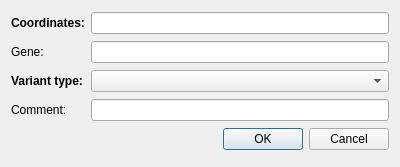
Above: src/GSvar/CausalVariantEditDialog.ui from imgag/ngs-bits before the change. Below: the same form after it.
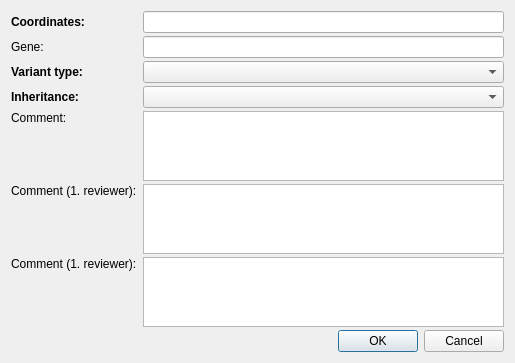
That is the form after the change.

Commit message: src/GSvar/CausalVariantEditDialog.*: added reviewer comments and inheritance to GUI and updated layout

The edit to the form file:
```diff
--- a/src/GSvar/CausalVariantEditDialog.ui
+++ b/src/GSvar/CausalVariantEditDialog.ui
@@ -6,18 +6,21 @@
    <rect>
     <x>0</x>
     <y>0</y>
-    <width>400</width>
-    <height>167</height>
+    <width>515</width>
+    <height>355</height>
    </rect>
   </property>
   <property name="windowTitle">
    <string>Dialog</string>
   </property>
   <layout class="QGridLayout" name="gridLayout">
-   <item row="8" column="1">
-    <widget class="QLineEdit" name="le_comment"/>
+   <property name="spacing">
+    <number>3</number>
+   </property>
+   <item row="6" column="1">
+    <widget class="QComboBox" name="cb_type"/>
    </item>
-   <item row="9" column="1">
+   <item row="11" column="1">
     <widget class="QDialogButtonBox" name="buttonBox">
      <property name="orientation">
       <enum>Qt::Horizontal</enum>
@@ -30,22 +33,8 @@
    <item row="4" column="1">
     <widget class="QLineEdit" name="le_gene"/>
    </item>
-   <item row="6" column="1">
-    <widget class="QComboBox" name="cb_type"/>
-   </item>
-   <item row="8" column="0">
-    <widget class="QLabel" name="label_4">
-     <property name="text">
-      <string>Comment:</string>
-     </property>
-    </widget>
-   </item>
-   <item row="6" column="0">
-    <widget class="QLabel" name="label_3">
-     <property name="text">
-      <string>&lt;html&gt;&lt;head/&gt;&lt;body&gt;&lt;p&gt;&lt;span style=&quot; font-weight:600;&quot;&gt;Variant type:&lt;/span&gt;&lt;/p&gt;&lt;/body&gt;&lt;/html&gt;</string>
-     </property>
-    </widget>
+   <item row="1" column="1">
+    <widget class="QLineEdit" name="le_coordinates"/>
    </item>
    <item row="4" column="0">
     <widget class="QLabel" name="label_2">
@@ -54,8 +43,22 @@
      </property>
     </widget>
    </item>
-   <item row="1" column="1">
-    <widget class="QLineEdit" name="le_coordinates"/>
+   <item row="6" column="0">
+    <widget class="QLabel" name="label_3">
+     <property name="text">
+      <string>&lt;html&gt;&lt;head/&gt;&lt;body&gt;&lt;p&gt;&lt;span style=&quot; font-weight:600;&quot;&gt;Variant type:&lt;/span&gt;&lt;/p&gt;&lt;/body&gt;&lt;/html&gt;</string>
+     </property>
+    </widget>
+   </item>
+   <item row="8" column="0">
+    <widget class="QLabel" name="label_4">
+     <property name="text">
+      <string>Comment:</string>
+     </property>
+     <property name="alignment">
+      <set>Qt::AlignLeading|Qt::AlignLeft|Qt::AlignTop</set>
+     </property>
+    </widget>
    </item>
    <item row="1" column="0">
     <widget class="QLabel" name="label">
@@ -64,6 +67,45 @@
      </property>
     </widget>
    </item>
+   <item row="8" column="1">
+    <widget class="QTextEdit" name="te_comment"/>
+   </item>
+   <item row="9" column="0">
+    <widget class="QLabel" name="label_5">
+     <property name="text">
+      <string>Comment (1. reviewer): </string>
+     </property>
+     <property name="alignment">
+      <set>Qt::AlignLeading|Qt::AlignLeft|Qt::AlignTop</set>
+     </property>
+    </widget>
+   </item>
+   <item row="10" column="0">
+    <widget class="QLabel" name="label_6">
+     <property name="text">
+      <string>Comment (1. reviewer):</string>
+     </property>
+     <property name="alignment">
+      <set>Qt::AlignLeading|Qt::AlignLeft|Qt::AlignTop</set>
+     </property>
+    </widget>
+   </item>
+   <item row="9" column="1">
+    <widget class="QTextEdit" name="te_comment_reviewer1"/>
+   </item>
+   <item row="10" column="1">
+    <widget class="QTextEdit" name="te_comment_reviewer2"/>
+   </item>
+   <item row="7" column="0">
+    <widget class="QLabel" name="label_7">
+     <property name="text">
+      <string>&lt;html&gt;&lt;head/&gt;&lt;body&gt;&lt;p&gt;&lt;span style=&quot; font-weight:600;&quot;&gt;Inheritance:&lt;/span&gt;&lt;/p&gt;&lt;/body&gt;&lt;/html&gt;</string>
+     </property>
+    </widget>
+   </item>
+   <item row="7" column="1">
+    <widget class="QComboBox" name="cb_inheritance"/>
+   </item>
   </layout>
  </widget>
  <tabstops>
```
Left out of the diff: 1 changed line with no effect on the pictures. The commit also changes 19 other files.
